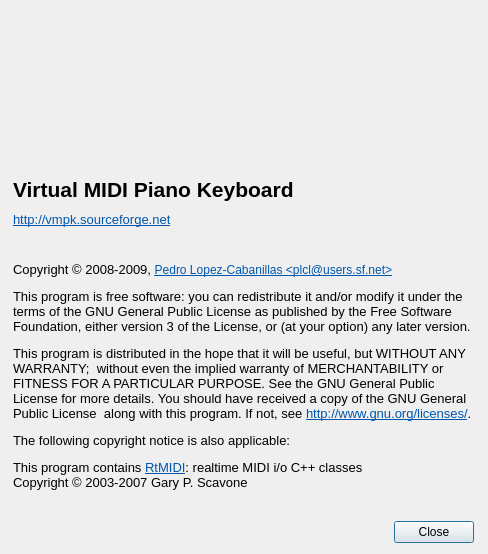
Before: the Qt Designer form trunk/src/about.ui in svn2github/vmpk, drawn with Qt 5.
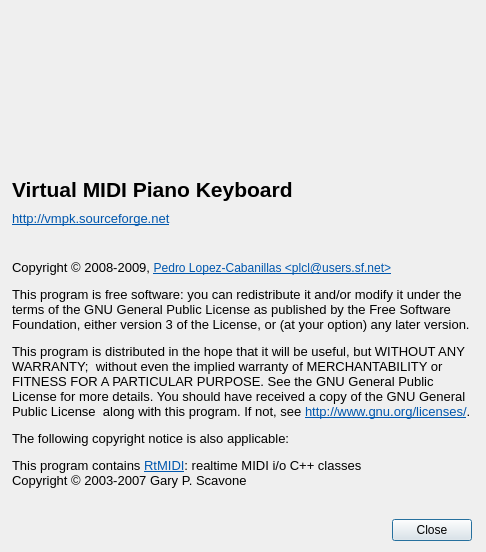
After: the same form once the commit is applied. Icons and pictures are not drawn.

Diff of the .ui file:
```diff
--- a/trunk/src/about.ui
+++ b/trunk/src/about.ui
@@ -1,12 +1,12 @@
 <ui version="4.0" >
  <class>AboutClass</class>
- <widget class="QDialog" name="AboutClass" >
-  <property name="geometry" >
+ <widget class="QDialog" name="AboutClass">
+  <property name="geometry">
    <rect>
     <x>0</x>
     <y>0</y>
-    <width>488</width>
-    <height>554</height>
+    <width>486</width>
+    <height>552</height>
    </rect>
   </property>
   <property name="windowTitle" >
@@ -58,9 +58,9 @@
        <verstretch>0</verstretch>
       </sizepolicy>
      </property>
-     <property name="minimumSize" >
+     <property name="minimumSize">
       <size>
-       <width>220</width>
+       <width>260</width>
        <height>160</height>
       </size>
      </property>
@@ -148,7 +148,7 @@
    </item>
   </layout>
  </widget>
- <layoutdefault spacing="6" margin="11" />
+ <layoutdefault spacing="6" margin="11"/>
  <resources>
   <include location="../data/vmpk.qrc" />
  </resources>
```
Left out of the diff: 123 changed lines with no effect on the pictures.
